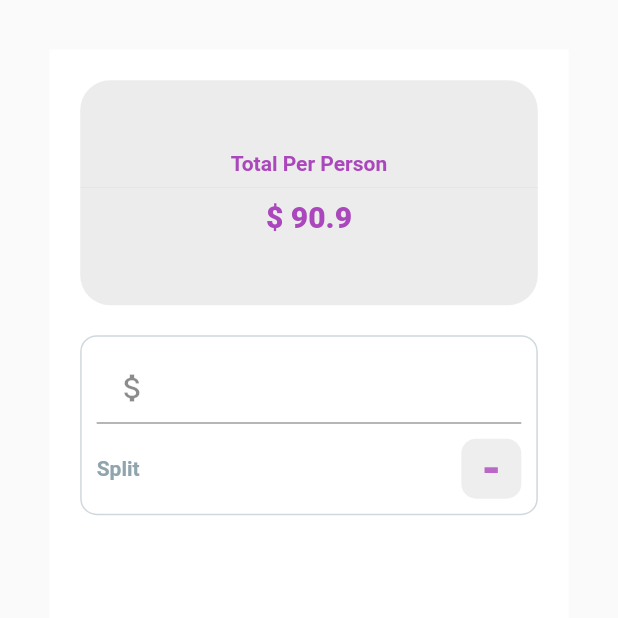
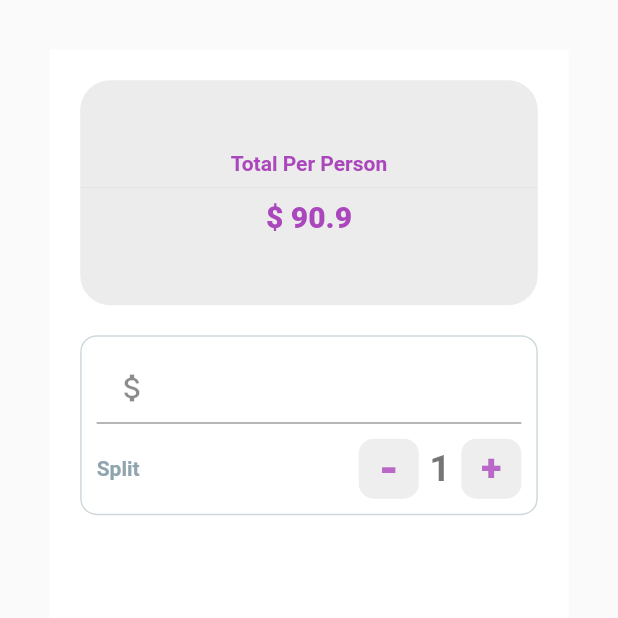
Before and after one commit to NegusNati/tip_calculator, a Flutter app: the screen it shows after launch, on a phone screen of 412 x 824 dp, the top half of it. Run offline on Flutter 3.47's test engine with Material 2 defaults, Android fonts, the phone set to English and light mode, and no system bars.

Commit message:
Split Row

```diff
--- a/lib/screens/homeScreen.dart
+++ b/lib/screens/homeScreen.dart
@@ -7,6 +7,7 @@ class HomeScreen extends StatefulWidget {
 
 class _HomeScreenState extends State<HomeScreen> {
   double _billAmount = 0.0;
+  int _personCounter = 1;
   @override
   Widget build(BuildContext context) {
     return Scaffold(
@@ -105,8 +106,18 @@ class _HomeScreenState extends State<HomeScreen> {
                             color: Colors.blueGrey.shade300),
                       ),
                       Row(
+                        mainAxisAlignment: MainAxisAlignment.spaceEvenly,
                         children: [
                           InkWell(
+                            onTap: () {
+                              setState(() {
+                                if (_personCounter > 1) {
+                                  _personCounter--;
+                                } else {
+                                  //another SnackBard here
+                                }
+                              });
+                            },
                             child: Container(
                               height: 40.0,
                               width: 40.0,
@@ -121,8 +132,47 @@ class _HomeScreenState extends State<HomeScreen> {
                                       color: Colors.purple.shade300,
                                       fontWeight: FontWeight.w900,
                                       fontSize: 30.0),
+                                ),
+                              ),
+                            ),
+                          ),
+                          const SizedBox(
+                            width: 7.0,
+                          ),
+                          Text(
+                            "$_personCounter",
+                            style: const TextStyle(
+                                color: Colors.black54,
+                                fontWeight: FontWeight.w700,
+                                fontSize: 25.0),
+                          ),
+                          const SizedBox(
+                            width: 7.0,
+                          ),
+                          InkWell(
+                            onTap: () {
+                              setState(() {
+                                if (_personCounter < 100) {
+                                  _personCounter++;
+                                } else {
+                                  //another SnackBar here
+                                }
+                              });
+                            },
+                            child: Container(
+                                alignment: Alignment.center,
+                                height: 40.0,
+                                width: 40.0,
+                                decoration: BoxDecoration(
+                                    color: Colors.grey.shade200,
+                                    borderRadius: BorderRadius.circular(10.0)),
+                                child: Text(
+                                  "+",
+                                  style: TextStyle(
+                                      color: Colors.purple.shade300,
+                                      fontSize: 25.0,
+                                      fontWeight: FontWeight.w900),
                                 )),
-                            ),
                           ),
                         ],
                       )
```
Lines whose indentation alone changed are shown as unchanged.
